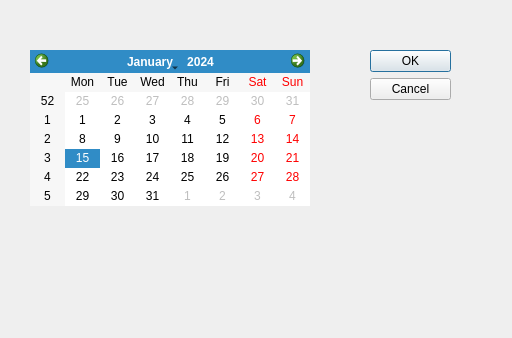
Old version of the form 004_CHMV/QTLearning/CW01/datedialog.ui in the repository leaptop/repos2.
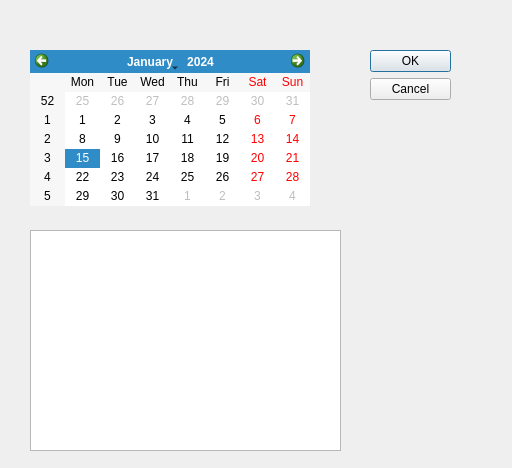
New version of the form.

Commit message: something works. But for editing text I should definately use textEdit field, not tableView.

```diff
--- a/004_CHMV/QTLearning/CW01/datedialog.ui
+++ b/004_CHMV/QTLearning/CW01/datedialog.ui
@@ -7,7 +7,7 @@
     <x>0</x>
     <y>0</y>
     <width>512</width>
-    <height>338</height>
+    <height>468</height>
    </rect>
   </property>
   <property name="windowTitle">
@@ -39,6 +39,16 @@
     </rect>
    </property>
   </widget>
+  <widget class="QPlainTextEdit" name="plainTextEdit">
+   <property name="geometry">
+    <rect>
+     <x>30</x>
+     <y>230</y>
+     <width>311</width>
+     <height>221</height>
+    </rect>
+   </property>
+  </widget>
  </widget>
  <resources/>
  <connections>
```
The commit also changes 8 other files.
